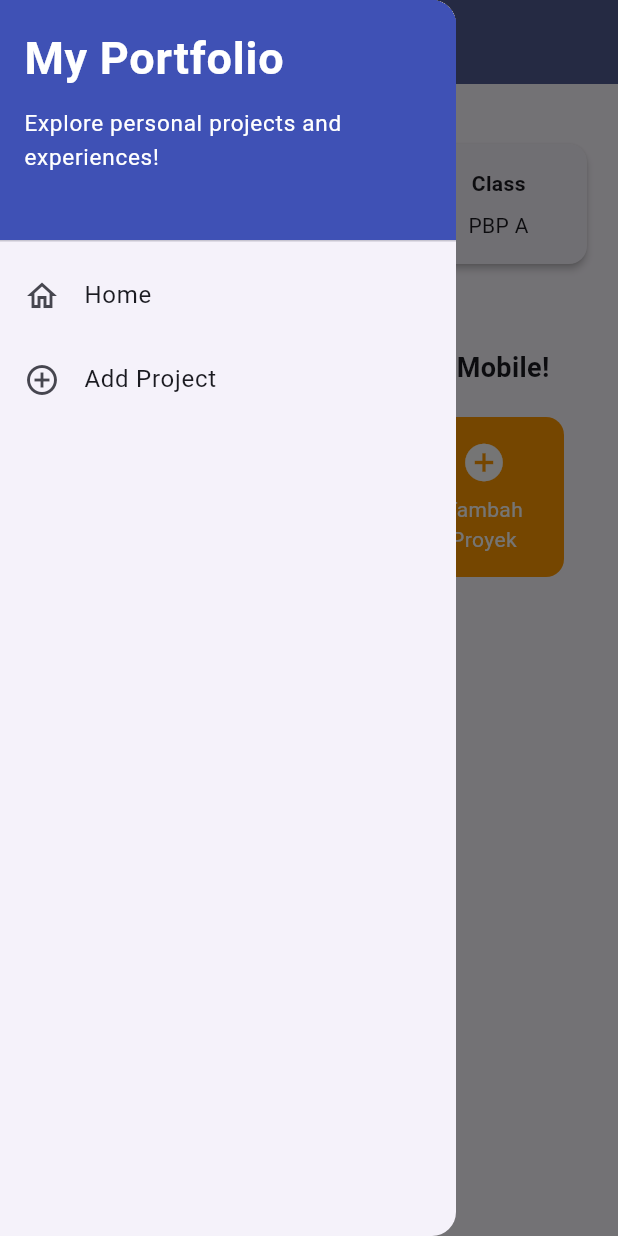
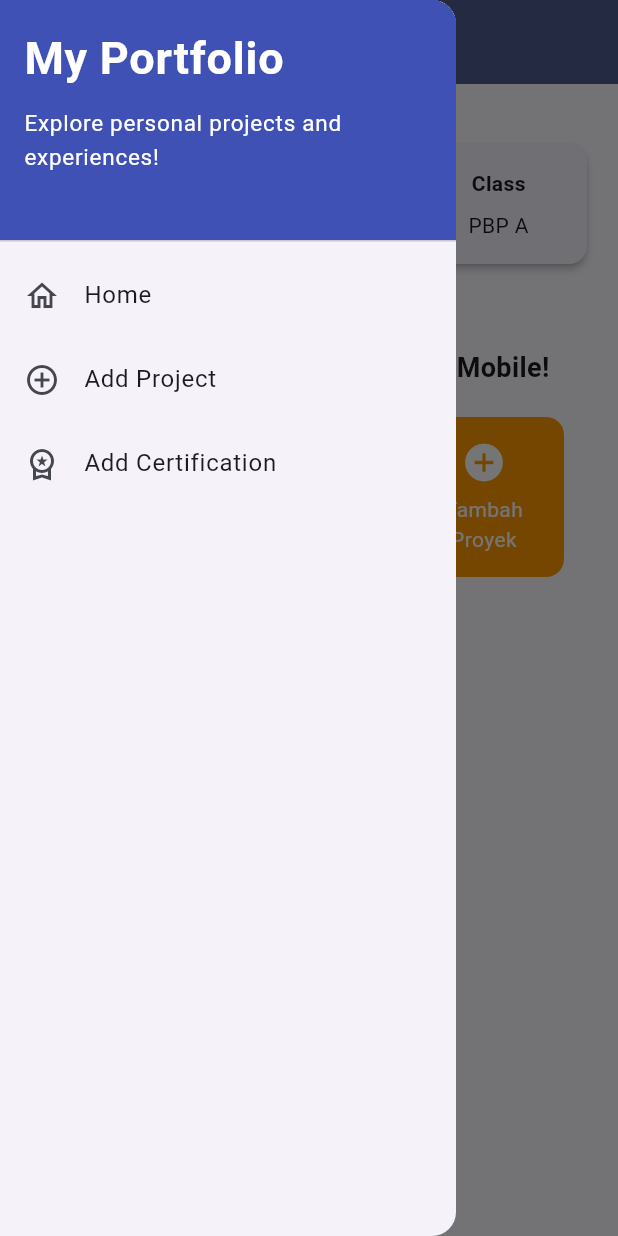
Before and after one commit to deboraputridionsimamora/myportofolio_mobile, a Flutter app: the screen it shows after launch, with the side drawer open, on a phone screen of 412 x 824 dp. Run offline on Flutter 3.47's test engine with Material 3 defaults, Android fonts, the phone set to English and light mode, and no system bars.

Commit message:
feat: open certification form from home card and drawer

```diff
--- a/lib/screens/menu.dart
+++ b/lib/screens/menu.dart
@@ -1,5 +1,4 @@
 import 'package:flutter/material.dart';
-import 'package:myportofolio_mobile/screens/project_form.dart';
 import 'package:myportofolio_mobile/widgets/left_drawer.dart';
 import 'package:myportofolio_mobile/widgets/project_card.dart';
 
@@ -13,7 +12,8 @@ class MyHomePage extends StatelessWidget {
   final String kelas = "PBP A";
 
   // daftar tombol menu, tiap tombol punya warna sendiri
-  // tombol Certification punya aksi tambahan: nampilin dialog daftar sertifikat
+  // tombol Lihat Certification punya aksi tambahan: nampilin dialog daftar sertifikat
+  // pindah halaman buat tombol Tambah dikerjain di ItemCard (project_card.dart)
   final List<ItemHomepage> items = [
     ItemHomepage(
       "Lihat Certification",
@@ -22,18 +22,7 @@ class MyHomePage extends StatelessWidget {
       onTap: showCertificationDialog,
     ),
     ItemHomepage("Tambah Certification", Icons.add_circle, Colors.green),
-    ItemHomepage(
-      "Tambah Proyek",
-      Icons.add_circle,
-      Colors.orange,
-      onTap: (context) {
-        // pindah ke halaman form, bisa balik pakai tombol Back
-        Navigator.push(
-          context,
-          MaterialPageRoute(builder: (context) => const ProjectFormPage()),
-        );
-      },
-    ),
+    ItemHomepage("Tambah Proyek", Icons.add_circle, Colors.orange),
     ItemHomepage("Logout", Icons.logout, Colors.red),
   ];
 
--- a/lib/widgets/left_drawer.dart
+++ b/lib/widgets/left_drawer.dart
@@ -1,4 +1,5 @@
 import 'package:flutter/material.dart';
+import 'package:myportofolio_mobile/screens/certification_form.dart';
 import 'package:myportofolio_mobile/screens/menu.dart';
 import 'package:myportofolio_mobile/screens/project_form.dart';
 
@@ -44,7 +45,7 @@ class LeftDrawer extends StatelessWidget {
               );
             },
           ),
-          // menu Add Project: pindah ke halaman form
+          // menu Add Project: pindah ke halaman form proyek
           ListTile(
             leading: const Icon(Icons.add_circle_outline),
             title: const Text('Add Project'),
@@ -57,6 +58,19 @@ class LeftDrawer extends StatelessWidget {
               );
             },
           ),
+          // menu Add Certification: pindah ke halaman form sertifikat
+          ListTile(
+            leading: const Icon(Icons.workspace_premium_outlined),
+            title: const Text('Add Certification'),
+            onTap: () {
+              Navigator.push(
+                context,
+                MaterialPageRoute(
+                  builder: (context) => const CertificationFormPage(),
+                ),
+              );
+            },
+          ),
         ],
       ),
     );
```
Also changed, not shown: lib/widgets/project_card.dart (+20 -2 lines).
